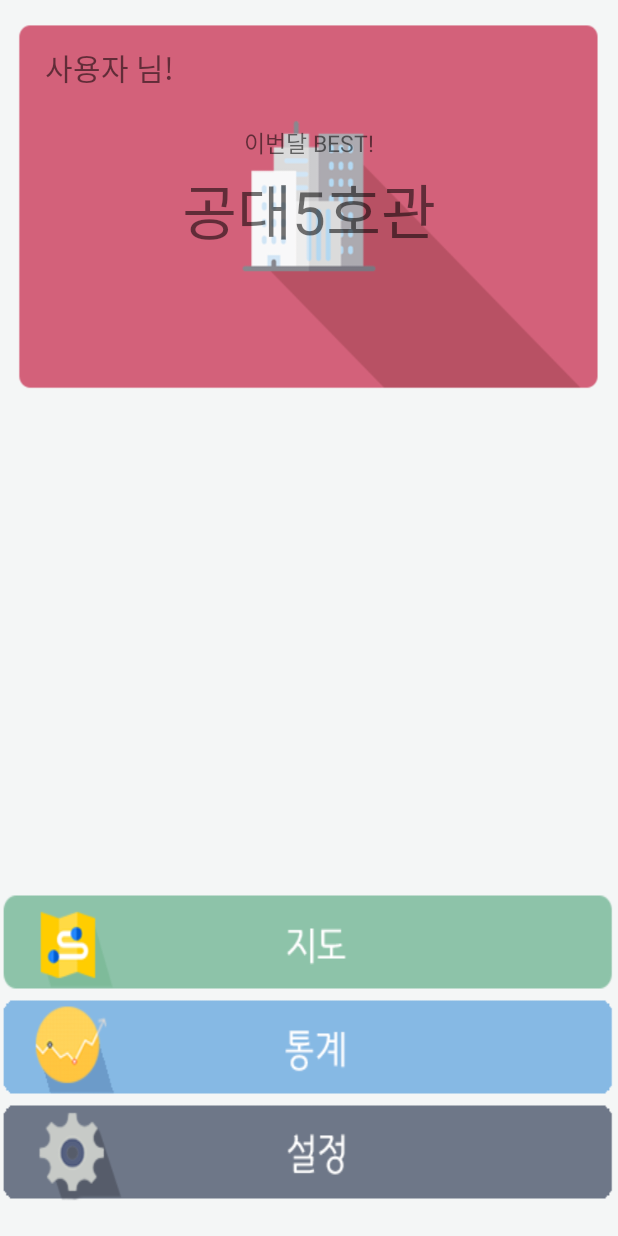
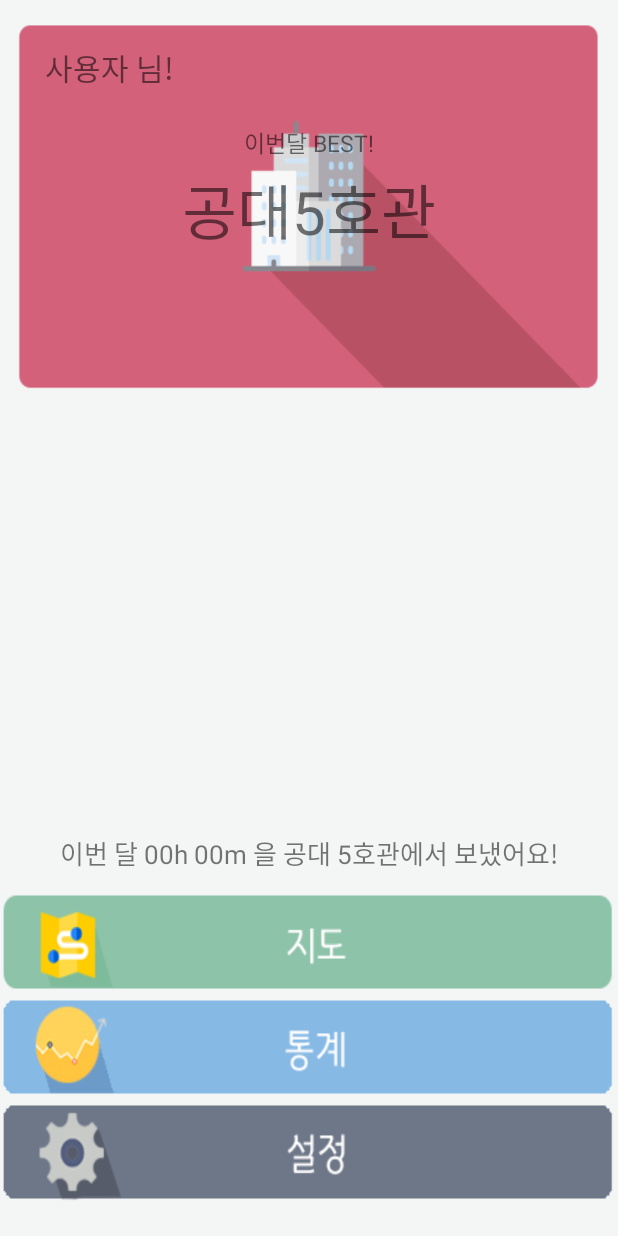
Before and after one commit to HyeockJinKim/Collathon-Self-location-statistics-App, an Android app: the UserActivity screen opened directly, with no data from a screen before it, on a phone screen of 412 x 824 dp. Run offline under Robolectric (Android 15) with nearby library versions, the phone set to English and light mode, and no system bars.

```diff
--- a/app/src/main/res/layout/activity_user.xml
+++ b/app/src/main/res/layout/activity_user.xml
@@ -5,6 +5,7 @@
     android:background="#f4f6f6">
 
     <ImageView
+        android:id="@+id/placeBack"
         android:background="@drawable/bestplace"
         android:layout_width="match_parent"
         android:layout_height="250dp"
@@ -12,7 +13,6 @@
         android:layout_alignParentLeft="true"
         android:layout_alignParentStart="true"
         android:layout_marginTop="10dp"
-        android:layout_marginBottom="20dp"
         android:layout_marginRight="10dp"
         android:layout_marginLeft="10dp"/>
 
@@ -47,6 +47,15 @@
         android:layout_below="@+id/bestPlaceText"
         android:layout_centerHorizontal="true" />
 
+    <TextView
+        android:id="@+id/timeText"
+        android:layout_width="match_parent"
+        android:layout_height="50dp"
+        android:text="이번 달 00h 00m 을 공대 5호관에서 보냈어요!"
+        android:textSize="17dp"
+        android:layout_above="@+id/mapBtn"
+        android:gravity="center"/>
+
         <Button
             android:id="@+id/mapBtn"
             android:gravity="center"
```
Also changed, not shown: app/src/main/java/comkimhyeockjin/github/selflocationstatisticsapp/FontActivity.java (deleted, +0 -11 lines), app/src/main/res/layout/activity_graph.xml (added, +56 -0 lines), 11 other files.
